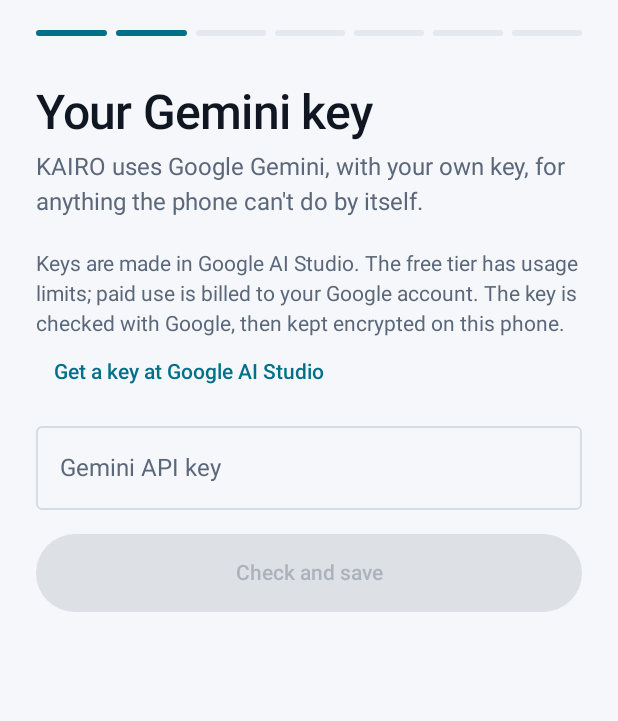
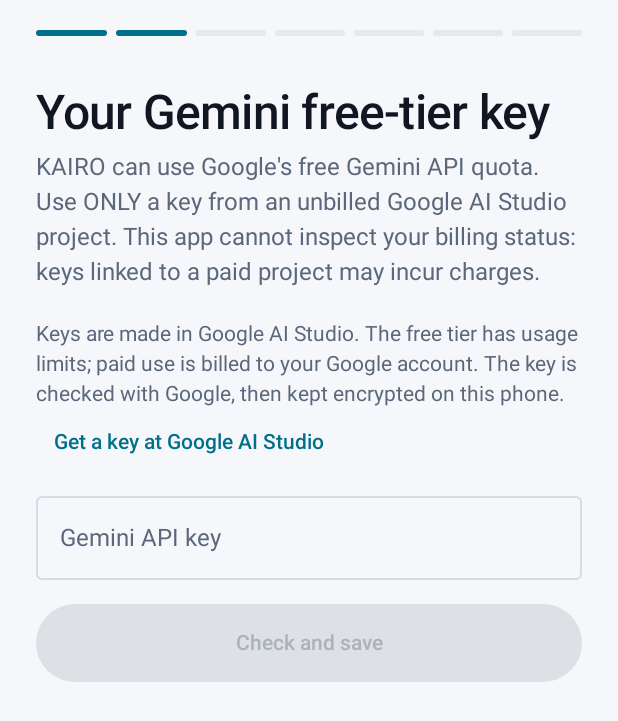
Before and after one commit to KAIRO-01/P1, an Android app built with Jetpack Compose: the screen it shows after launch (MainActivity), after a tap on "Get started", on a phone screen of 412 x 824 dp. Shown: the top 721 px of the screen. Run offline under Robolectric (Android 15) with nearby library versions, the phone set to English and light mode, and no system bars; libraries missing offline, so code that uses them is left out: ai.onnxruntime, org.vosk; pictures from the network do not load.

Commit message:
Warn clearly that only unbilled Gemini API keys avoid charges

```diff
--- a/app/src/main/java/app/shilex/android/ui/Onboarding.kt
+++ b/app/src/main/java/app/shilex/android/ui/Onboarding.kt
@@ -65,7 +65,7 @@ fun Onboarding(assistant: AssistantViewModel, hasKey: Boolean, onFinished: () ->
                         }
                         Primary("Get started", next)
                     }
-                    Step.Key -> Page("Your Gemini key", "${Branding.ASSISTANT_NAME} uses Google Gemini, with your own key, for anything the phone can't do by itself.") {
+                    Step.Key -> Page("Your Gemini free-tier key", "${Branding.ASSISTANT_NAME} can use Google's free Gemini API quota. Use ONLY a key from an unbilled Google AI Studio project. This app cannot inspect your billing status: keys linked to a paid project may incur charges.") {
                         if (hasKey) {
                             Text("Your key is saved and checked.", color = Accent, style = MaterialTheme.typography.titleMedium)
                             Spacer(Modifier.height(16.dp))
```
